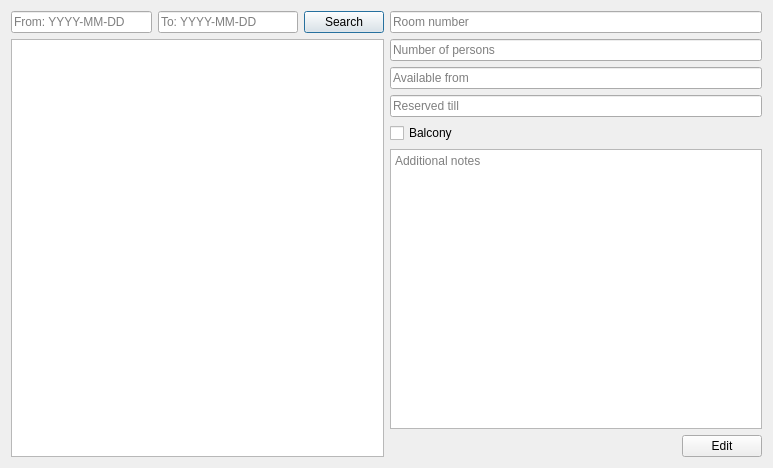
Qt form code/qtApp/BrowseWindow.ui (stoptherock1/HSM) before a commit.
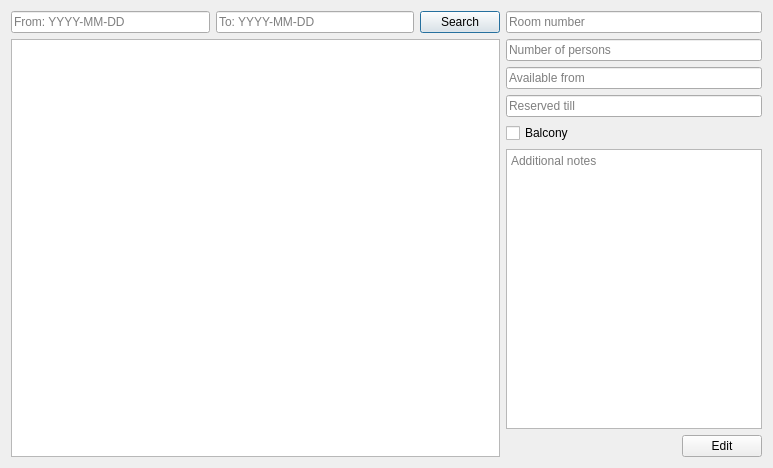
The same form after that commit.

The edit to the form file:
```diff
--- a/code/qtApp/BrowseWindow.ui
+++ b/code/qtApp/BrowseWindow.ui
@@ -15,7 +15,7 @@
   </property>
   <layout class="QVBoxLayout" name="verticalLayout">
    <item>
-    <layout class="QHBoxLayout" name="horizontalLayout" stretch="0,0">
+    <layout class="QHBoxLayout" name="horizontalLayout" stretch="1,0">
      <item>
       <layout class="QVBoxLayout" name="verticalLayout_2">
        <item>
```
